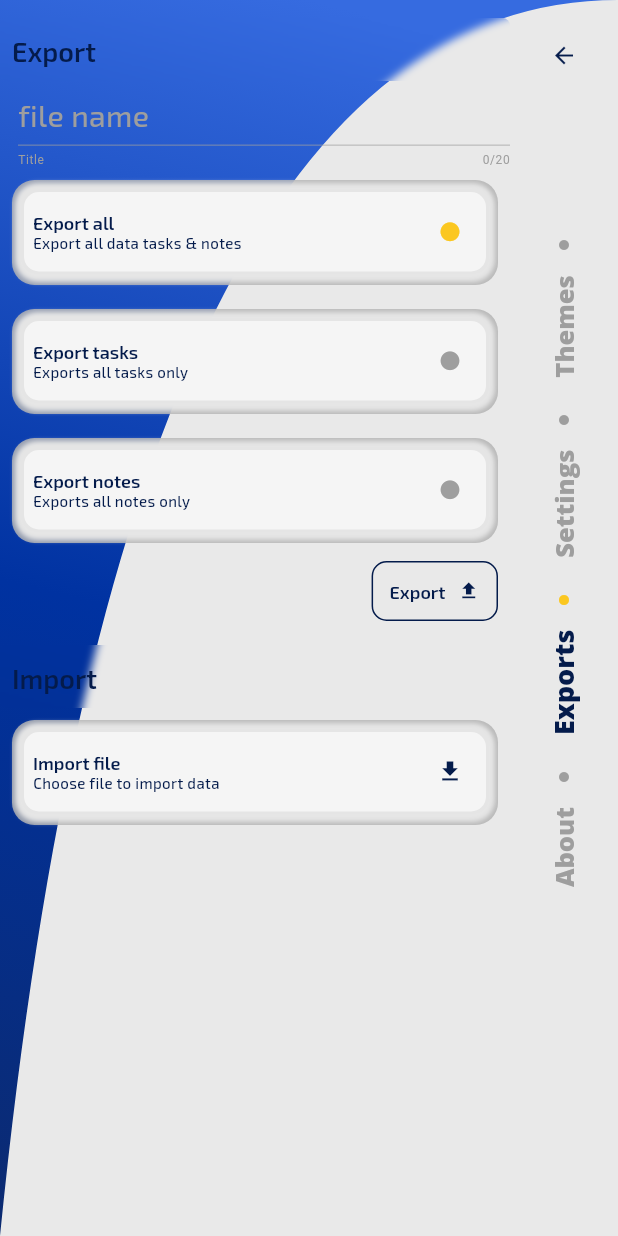
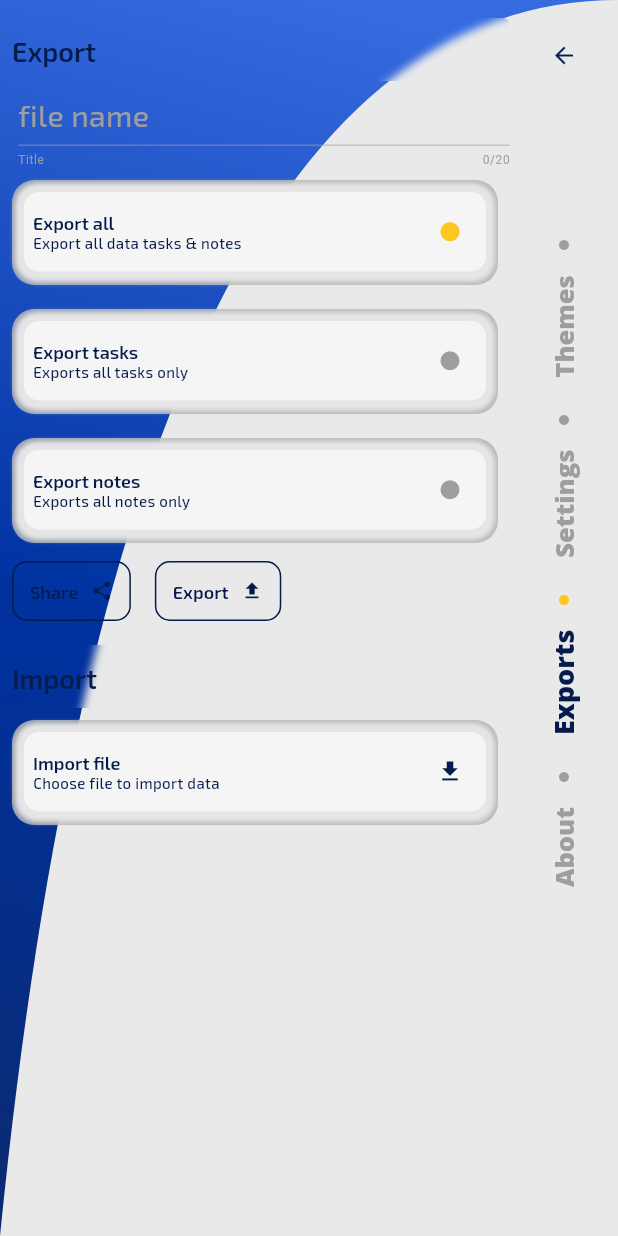
Before and after one commit to RafalSiuta/noti, a Flutter app: the SettingsScreen screen opened by its route, swiped to page 3, on a phone screen of 412 x 824 dp. Run offline on Flutter 3.47's test engine with Material 3 defaults, Android fonts, the phone set to English and light mode, and no system bars; our stand-ins replace audioplayers, camera, carousel_slider, device_info_plus, file_picker, flutter_local_notifications and 12 more; missing offline and left inert: android_intent_plus, csshadow, photo_manager, photo_manager_image_provider; accounts and stored records are empty.

Commit message:
Add share export flow and update privacy copy

```diff
--- a/lib/screens/settings_screen/export_screen.dart
+++ b/lib/screens/settings_screen/export_screen.dart
@@ -40,6 +40,7 @@ class _ExportScreenState extends State<ExportScreen> {
   FocusNode titleNode = FocusNode();
   bool? editTextEnable;
   bool _isExporting = false;
+  bool _isSharing = false;
   bool _isImporting = false;
 
   @override
@@ -142,8 +143,33 @@ class _ExportScreenState extends State<ExportScreen> {
                     if (index ==
                         exportProvider.exportSets.exportSettingsListCounter) {
                       return Row(
-                        mainAxisAlignment: MainAxisAlignment.end,
+                        // mainAxisAlignment: MainAxisAlignment.end,
                         children: [
+                          ExportButton(
+                            isExporting: _isSharing,
+                            textKey: 'buttons_text.share_button',
+                            iconData: Icons.share,
+                            onPress: _isSharing
+                                ? null
+                                : () async {
+                                    setState(() {
+                                      _isSharing = true;
+                                    });
+                                    try {
+                                      await exportProvider.shareExportSettings(
+                                        fileName: titleVal.text,
+                                        sharePositionOrigin:
+                                            _sharePositionOrigin(),
+                                      );
+                                    } finally {
+                                      if (mounted) {
+                                        setState(() {
+                                          _isSharing = false;
+                                        });
+                                      }
+                                    }
+                                  },
+                          ),
                           ExportButton(
                             isExporting: _isExporting,
                             onPress: _isExporting
@@ -210,9 +236,9 @@ class _ExportScreenState extends State<ExportScreen> {
             ),
             SliverList(
               delegate: SliverChildListDelegate([
-                ColumnBuilder(itemBuilder: (context,index){
-                  return
-                    SettingsCard(
+                ColumnBuilder(
+                  itemBuilder: (context, index) {
+                    return SettingsCard(
                       title: "import_import_file_title",
                       description: "import_description",
                       child: IconButton(
@@ -247,7 +273,9 @@ class _ExportScreenState extends State<ExportScreen> {
                             ? const SizedBox(
                                 width: 24,
                                 height: 24,
-                          child: CircularProgressIndicator(strokeWidth: 2),
+                                child: CircularProgressIndicator(
+                                  strokeWidth: 2,
+                                ),
                               )
                             : Icon(
                                 Icons.file_download,
@@ -263,66 +291,15 @@ class _ExportScreenState extends State<ExportScreen> {
                       // onChanged: (val) {
                       // }),
                     );
-                }, itemCount: 1
+                  },
+                  itemCount: 1,
                 ),
-                // SettingsCard(
-                //   title: "import_import_file_title",
-                //   description: "import_description",
-                //   child: IconButton(
-                //     onPressed: _isImporting
-                //         ? null
-                //         : () async {
-                //             setState(() {
-                //               _isImporting = true;
-                //             });
-                //             final result = await exportProvider
-                //                 .getImportSettings();
-                //             if (!mounted) return;
-                //             setState(() {
-                //               _isImporting = false;
-                //             });
-                //             if (result.cancelled) return;
-                //             if (result.needsOverwrite) {
-                //               _showImportOverwriteDialog(
-                //                 this.context,
-                //                 exportProvider,
-                //                 result,
-                //               );
-                //             } else {
-                //               if (result.success) {
-                //                 await _refreshImportedData();
-                //               }
-                //               if (!mounted) return;
-                //               _showImportResultDialog(this.context, result);
-                //             }
-                //           },
-                //     icon: _isImporting
-                //         ? const SizedBox(
-                //             width: 24,
-                //             height: 24,
-                //             child: CircularProgressIndicator(strokeWidth: 2),
-                //           )
-                //         : Icon(
-                //             Icons.file_download,
-                //             color: Theme.of(
-                //               context,
-                //             ).textTheme.headlineMedium!.color,
-                //           ),
-                //   ),
-                //   // SwitchBtn(
-                //   // iconData: Icons.circle,
-                //   // iconSize: switchIconSize,
-                //   // value: false,
-                //   // onChanged: (val) {
-                //   // }),
-                // ),
               ]),
             ),
           ],
         );
       },
     );
-
   }
 
   void _showExportSuccessDialog(BuildContext context, ExportResult result) {
@@ -360,6 +337,12 @@ class _ExportScreenState extends State<ExportScreen> {
         );
       },
     );
+  }
+
+  Rect? _sharePositionOrigin() {
+    final box = context.findRenderObject() as RenderBox?;
+    if (box == null) return null;
+    return box.localToGlobal(Offset.zero) & box.size;
   }
 
   void _showImportOverwriteDialog(
--- a/lib/widgets/buttons/export_button.dart
+++ b/lib/widgets/buttons/export_button.dart
@@ -7,68 +7,43 @@ import 'package:noti/utils/internationalization/i18_extension.dart';
 import '../../utils/dimensions/size_info.dart';
 
 class ExportButton extends StatelessWidget {
-  const ExportButton({this.onPress, this.isExporting = false, super.key});
+  const ExportButton({
+    this.onPress,
+    this.isExporting = false,
+    this.textKey = 'buttons_text.export_button',
+    this.iconData = Icons.file_upload,
+    super.key,
+  });
 
   final VoidCallback? onPress;
   final bool isExporting;
+  final String textKey;
+  final IconData iconData;
 
   @override
   Widget build(BuildContext context) {
     Color? borderColor = Theme.of(context).textTheme.headlineLarge!.color;
+    // ignore: deprecated_member_use
     Color? selectedColor = Theme.of(context).indicatorColor;
     var switchIconSize = SizeInfo.switchButtonIconSize;
-    return
-      Padding(
+    return Padding(
       padding: const EdgeInsets.symmetric(horizontal: 8.0),
       child: TextButton(
         onPressed: onPress,
-          child: Row(
-            mainAxisAlignment: MainAxisAlignment.center,
-            spacing: 8.0,
-            children: [
-              Text(
-                context
-                    .t("buttons_text.export_button")
-                    .capitalizeFirstLetter(),
-                style: Theme.of(context)
-                    .textButtonTheme
-                    .style
-                    ?.textStyle
-                    ?.resolve(<WidgetState>{}),
-              ),
-              SizedBox(
-                width: switchIconSize,
-                height: switchIconSize,
-                child: Center(
-                  child: isExporting
-                      ? SizedBox(
-                    width: switchIconSize,
-                    height: switchIconSize,
-                    child: const CircularProgressIndicator(
-                      strokeWidth: 2,
-                    ),
-                  )
-                      : Icon(
-                    Icons.file_upload,
-                    color: Theme.of(
-                      context,
-                    ).textTheme.headlineMedium!.color,
-                    size: switchIconSize,
-                  ),
-                ),
-              ),
-            ],
-          ),
         style: ButtonStyle(
           backgroundColor: WidgetStatePropertyAll(Colors.transparent),
           // foregroundColor: WidgetStatePropertyAll(Colors.transparent),
           overlayColor: WidgetStatePropertyAll(Colors.transparent),
           surfaceTintColor: WidgetStatePropertyAll(Colors.transparent),
-            shape: WidgetStatePropertyAll(RoundedRectangleBorder(borderRadius: BorderRadius.all(Radius.circular(10)))),
+          shape: WidgetStatePropertyAll(
+            RoundedRectangleBorder(
+              borderRadius: BorderRadius.all(Radius.circular(10)),
+            ),
+          ),
           side: WidgetStateProperty.resolveWith((states) {
             if (states.contains(WidgetState.pressed) ||
                 states.contains(WidgetState.focused)) {
-                return BorderSide(color: selectedColor,);
+              return BorderSide(color: selectedColor);
             }
             return BorderSide(color: borderColor!);
           }),
@@ -94,7 +69,7 @@ class ExportButton extends StatelessWidget {
               );
             } else {
               return GoogleFonts.exo2(
-                  textStyle:TextStyle(
+                textStyle: TextStyle(
                   fontSize: 12,
                   color: borderColor,
                   fontWeight: FontWeight.w600,
@@ -104,8 +79,38 @@ class ExportButton extends StatelessWidget {
             }
           }),
         ),
+        child: Row(
+          mainAxisAlignment: MainAxisAlignment.center,
+          spacing: 8.0,
+          children: [
+            Text(
+              context.t(textKey).capitalizeFirstLetter(),
+              style: Theme.of(
+                context,
+              ).textButtonTheme.style?.textStyle?.resolve(<WidgetState>{}),
             ),
-
+            SizedBox(
+              width: switchIconSize,
+              height: switchIconSize,
+              child: Center(
+                child: isExporting
+                    ? SizedBox(
+                        width: switchIconSize,
+                        height: switchIconSize,
+                        child: const CircularProgressIndicator(strokeWidth: 2),
+                      )
+                    : Icon(
+                        iconData,
+                        color: Theme.of(
+                          context,
+                        ).textTheme.headlineMedium!.color,
+                        size: switchIconSize,
+                      ),
+              ),
+            ),
+          ],
+        ),
+      ),
     );
     //   PlayAnimationBuilder(
     //   tween: Tween<Offset>(begin: const Offset(-20.0, 0), end: Offset.zero),
--- a/pubspec.yaml
+++ b/pubspec.yaml
@@ -44,6 +44,7 @@ dependencies:
   permission_handler: ^12.0.1
   audioplayers: ^6.5.1
   device_info_plus: ^12.1.0
+  share_plus: 11.1.0
 
 
 dev_dependencies:
```
Also changed, not shown: lang/en.json (+11 -10 lines), lang/es.json (+11 -10 lines), lang/pl.json (+12 -11 lines), lib/providers/export_provider/export_provider.dart (+79 -17 lines), lib/utils/export_helper/export_helper.dart (+49 -17 lines), pubspec.lock, 5 other files. Lines whose indentation alone changed are shown as unchanged.
